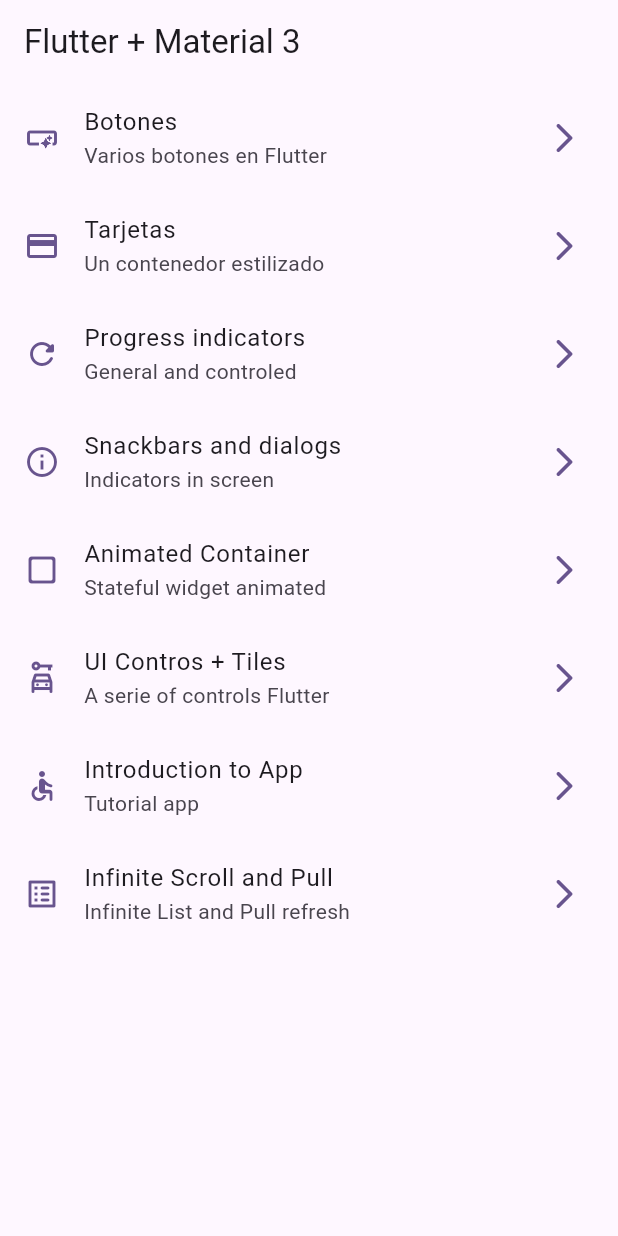
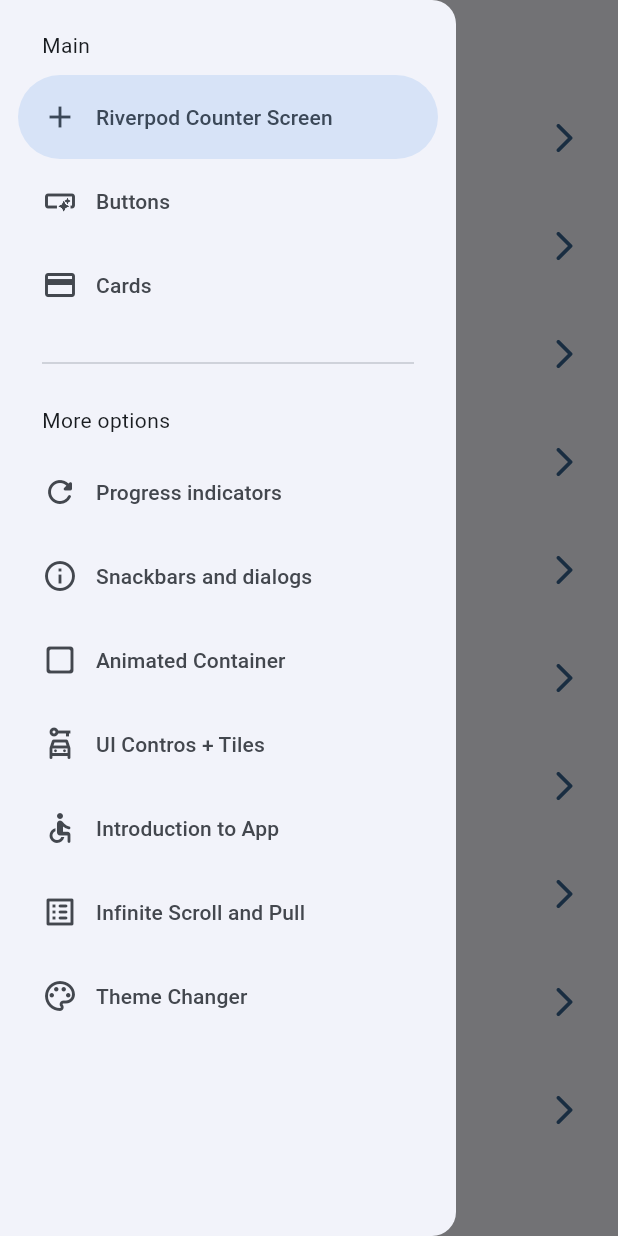
Before and after one commit to isai-arellano/course_flutter, a Flutter app: the screen it shows after launch, with the side drawer open (before the commit the screen has no drawer), on a phone screen of 412 x 824 dp. Run offline on Flutter 3.47's test engine with Material 2 defaults, Android fonts, the phone set to English and light mode, and no system bars; our stand-ins replace animate_do, dio, flutter_riverpod, go_router, video_player.

Commit message:
implements riverpod before statenotifier

```diff
--- a/5.widgets_app/lib/config/menu/menu_items.dart
+++ b/5.widgets_app/lib/config/menu/menu_items.dart
@@ -15,13 +15,18 @@ class MenuItem {
 
 const appMenuItems = <MenuItem>[
   MenuItem(
-      title: 'Botones',
-      subTitle: 'Varios botones en Flutter',
+      title: 'Riverpod Counter Screen ',
+      subTitle: 'Counter screen with riverpod',
+      link: '/counter-riverpod',
+      icon: Icons.add),
+  MenuItem(
+      title: 'Buttons',
+      subTitle: 'Buttons in Flutter',
       link: '/buttons',
       icon: Icons.smart_button_outlined),
   MenuItem(
-      title: 'Tarjetas',
-      subTitle: 'Un contenedor estilizado',
+      title: 'Cards',
+      subTitle: 'A stylized container',
       link: '/cards',
       icon: Icons.credit_card),
   MenuItem(
@@ -54,4 +59,9 @@ const appMenuItems = <MenuItem>[
       subTitle: 'Infinite List and Pull refresh',
       link: '/infinite-scroll',
       icon: Icons.list_alt_rounded),
+  MenuItem(
+      title: 'Theme Changer ',
+      subTitle: 'Theme changer app',
+      link: '/theme-changer',
+      icon: Icons.color_lens_outlined),
 ];
--- a/5.widgets_app/lib/config/router/app_router.dart
+++ b/5.widgets_app/lib/config/router/app_router.dart
@@ -39,4 +39,12 @@ final appRouter = GoRouter(initialLocation: '/', routes: [
       path: '/infinite-scroll',
       name: InifiniteScrollScreen.name,
       builder: (context, state) => const InifiniteScrollScreen()),
+  GoRoute(
+      path: '/counter-riverpod',
+      name: CounterScreen.name,
+      builder: (context, state) => const CounterScreen()),
+  GoRoute(
+      path: '/theme-changer',
+      name: ThemeChangerScreen.name,
+      builder: (context, state) => const ThemeChangerScreen()),
 ]);
--- a/5.widgets_app/lib/config/theme/app_theme.dart
+++ b/5.widgets_app/lib/config/theme/app_theme.dart
@@ -8,19 +8,22 @@ const colorList = <Color>[
   Colors.purple,
   Colors.deepOrange,
   Colors.deepPurple,
-  Colors.pink
+  Colors.pink,
+  Color.fromARGB(255, 140, 168, 38)
 ];
 
 class AppTheme {
   final int selectedColor;
+  final bool isDarkMode;
 
-  AppTheme({this.selectedColor = 0})
+  AppTheme({this.selectedColor = 0, this.isDarkMode = false})
       : assert(selectedColor >= 0, 'Selected color must be greater then 0'),
         assert(selectedColor < colorList.length,
             'Selected color must be less or equal than ${colorList.length - 1}');
 
   ThemeData getTheme() => ThemeData(
       useMaterial3: true,
+      brightness: isDarkMode ? Brightness.dark : Brightness.light,
       colorSchemeSeed: colorList[selectedColor],
       appBarTheme: const AppBarTheme(centerTitle: false));
 }
--- a/5.widgets_app/lib/main.dart
+++ b/5.widgets_app/lib/main.dart
@@ -1,21 +1,29 @@
 import 'package:flutter/material.dart';
+import 'package:flutter_riverpod/flutter_riverpod.dart';
 import 'package:widgets_app/config/router/app_router.dart';
 import 'package:widgets_app/config/theme/app_theme.dart';
+import 'package:widgets_app/presentation/providers/theme_provider.dart';
 
 void main() {
-  runApp(const MainApp());
+  runApp(const ProviderScope(
+    child: MainApp(),
+  ));
 }
 
-class MainApp extends StatelessWidget {
+class MainApp extends ConsumerWidget {
   const MainApp({super.key});
 
   @override
-  Widget build(BuildContext context) {
+  Widget build(BuildContext context, WidgetRef ref) {
+    final isDarkMode = ref.watch(isDarkModeProvider);
+    final selectedColor = ref.watch(selectedColorProvider);
+
     return MaterialApp.router(
       title: 'Flutter widgets',
       routerConfig: appRouter,
       debugShowCheckedModeBanner: false,
-      theme: AppTheme(selectedColor: 6).getTheme(),
+      theme: AppTheme(selectedColor: selectedColor, isDarkMode: isDarkMode)
+          .getTheme(),
     );
   }
 }
--- /dev/null
+++ b/5.widgets_app/lib/presentation/providers/counter_provider.dart
@@ -0,0 +1,3 @@
+import 'package:flutter_riverpod/flutter_riverpod.dart';
+
+final counterProvider = StateProvider((ref) => 5);
--- /dev/null
+++ b/5.widgets_app/lib/presentation/providers/theme_provider.dart
@@ -0,0 +1,8 @@
+import 'package:flutter_riverpod/flutter_riverpod.dart';
+import 'package:widgets_app/config/theme/app_theme.dart';
+
+final colorListProvider = Provider((ref) => colorList);
+
+final isDarkModeProvider = StateProvider((ref) => false);
+
+final selectedColorProvider = StateProvider((ref) => 0);
--- a/5.widgets_app/lib/presentation/screens/app_tutorial/app_tutorial_screen.dart
+++ b/5.widgets_app/lib/presentation/screens/app_tutorial/app_tutorial_screen.dart
@@ -45,7 +45,6 @@ class _AppTutorialScreenState extends State<AppTutorialScreen> {
           endReached = true;
         });
       }
-      print('${pageViewController.page}');
     });
   }
 
--- a/5.widgets_app/lib/presentation/screens/home/home_screen.dart
+++ b/5.widgets_app/lib/presentation/screens/home/home_screen.dart
@@ -1,6 +1,7 @@
 import 'package:flutter/material.dart';
 import 'package:go_router/go_router.dart';
 import 'package:widgets_app/config/menu/menu_items.dart';
+import 'package:widgets_app/presentation/widgets/side_menu.dart';
 //import 'package:widgets_app/config/screens/cards/cards_screen.dart';
 
 class HomeScreen extends StatelessWidget {
@@ -9,10 +10,13 @@ class HomeScreen extends StatelessWidget {
 
   @override
   Widget build(BuildContext context) {
+    final scaffoldKey = GlobalKey<ScaffoldState>();
+
     return Scaffold(
-      appBar: AppBar(title: const Text('Flutter + Material 3')),
-      body: const _HomeView(),
-    );
+        key: scaffoldKey,
+        appBar: AppBar(title: const Text('Flutter + Material 3')),
+        body: const _HomeView(),
+        drawer: SideMenu(scaffoldKey: scaffoldKey));
   }
 }
 
--- a/5.widgets_app/lib/presentation/screens/progress/progress_screen.dart
+++ b/5.widgets_app/lib/presentation/screens/progress/progress_screen.dart
@@ -16,9 +16,7 @@ class ProgressScreen extends StatelessWidget {
 }
 
 class _ProgressView extends StatelessWidget {
-  const _ProgressView({
-    super.key,
-  });
+  const _ProgressView();
 
   @override
   Widget build(BuildContext context) {
--- a/5.widgets_app/lib/presentation/screens/screens.dart
+++ b/5.widgets_app/lib/presentation/screens/screens.dart
@@ -7,3 +7,5 @@ export 'package:widgets_app/presentation/screens/home/home_screen.dart';
 export 'package:widgets_app/presentation/screens/infinite_scroll/infinite_scroll_screen.dart';
 export 'package:widgets_app/presentation/screens/progress/progress_screen.dart';
 export 'package:widgets_app/presentation/screens/ui_controls/ui_controls_screen.dart';
+export 'package:widgets_app/presentation/screens/counter/counter_screen.dart';
+export 'package:widgets_app/presentation/screens/theme_changer/theme_changer_screen.dart';
--- /dev/null
+++ b/5.widgets_app/lib/presentation/widgets/side_menu.dart
@@ -0,0 +1,59 @@
+import 'package:flutter/material.dart';
+import 'package:go_router/go_router.dart';
+import 'package:widgets_app/config/menu/menu_items.dart';
+
+class SideMenu extends StatefulWidget {
+  final GlobalKey<ScaffoldState> scaffoldKey;
+  const SideMenu({super.key, required this.scaffoldKey});
+
+  @override
+  State<SideMenu> createState() => _SideMenuState();
+}
+
+class _SideMenuState extends State<SideMenu> {
+  int navDrawerIndex = 0;
+
+  @override
+  Widget build(BuildContext context) {
+    final hasNotch = MediaQuery.of(context).viewPadding.top > 35;
+
+    return NavigationDrawer(
+      selectedIndex: navDrawerIndex,
+      onDestinationSelected: (value) {
+        setState(() {
+          navDrawerIndex = value;
+        });
+
+        final menuItem = appMenuItems[value];
+        context.push(menuItem.link);
+        widget.scaffoldKey.currentState?.closeDrawer();
+      },
+      children: [
+        Padding(
+          padding: EdgeInsets.fromLTRB(28, hasNotch ? 0 : 20, 16, 10),
+          child: const Text('Main'),
+        ),
+        ...appMenuItems.sublist(0, 3).map(
+              (item) => NavigationDrawerDestination(
+                icon: Icon(item.icon),
+                label: Text(item.title),
+              ),
+            ),
+        const Padding(
+          padding: EdgeInsets.fromLTRB(28, 16, 28, 10),
+          child: Divider(),
+        ),
+        const Padding(
+          padding: EdgeInsets.fromLTRB(28, 10, 16, 10),
+          child: Text('More options'),
+        ),
+        ...appMenuItems.sublist(3).map(
+              (item) => NavigationDrawerDestination(
+                icon: Icon(item.icon),
+                label: Text(item.title),
+              ),
+            ),
+      ],
+    );
+  }
+}
--- a/5.widgets_app/pubspec.yaml
+++ b/5.widgets_app/pubspec.yaml
@@ -10,6 +10,7 @@ dependencies:
   animate_do: ^3.0.2
   flutter:
     sdk: flutter
+  flutter_riverpod: ^2.3.6
   go_router: ^7.1.1
 
 dev_dependencies:
```
Also changed, not shown: 5.widgets_app/lib/presentation/screens/counter/counter_screen.dart (added, +43 -0 lines), 5.widgets_app/lib/presentation/screens/theme_changer/theme_changer_screen.dart (added, +56 -0 lines), 5.widgets_app/pubspec.lock.
